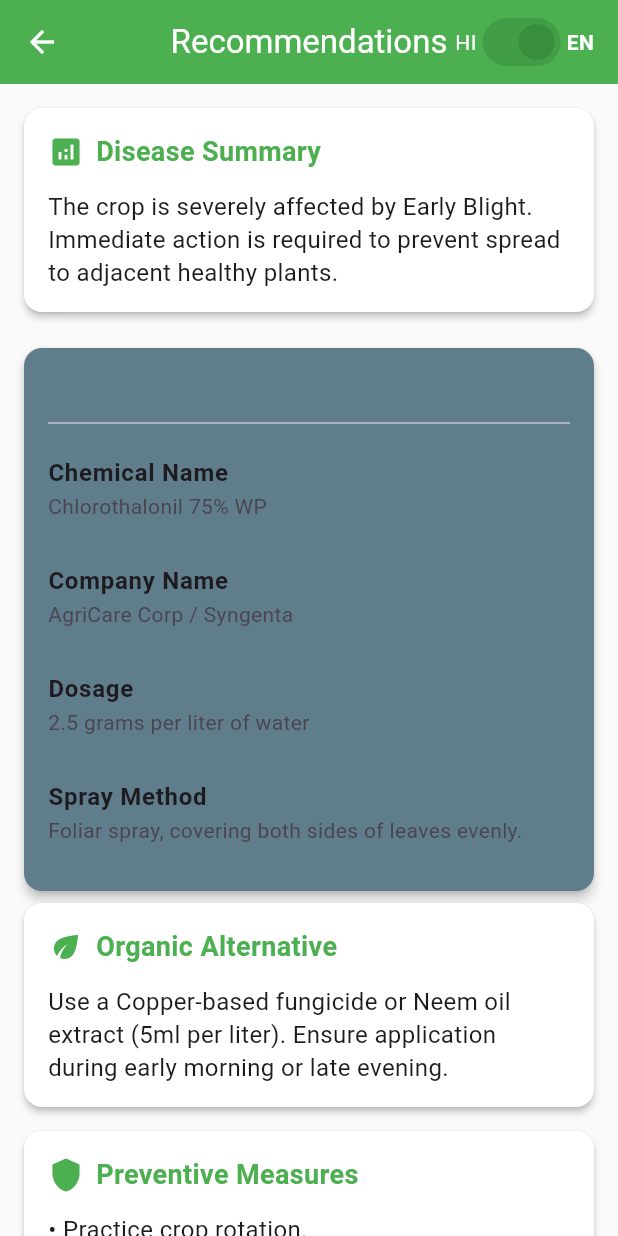
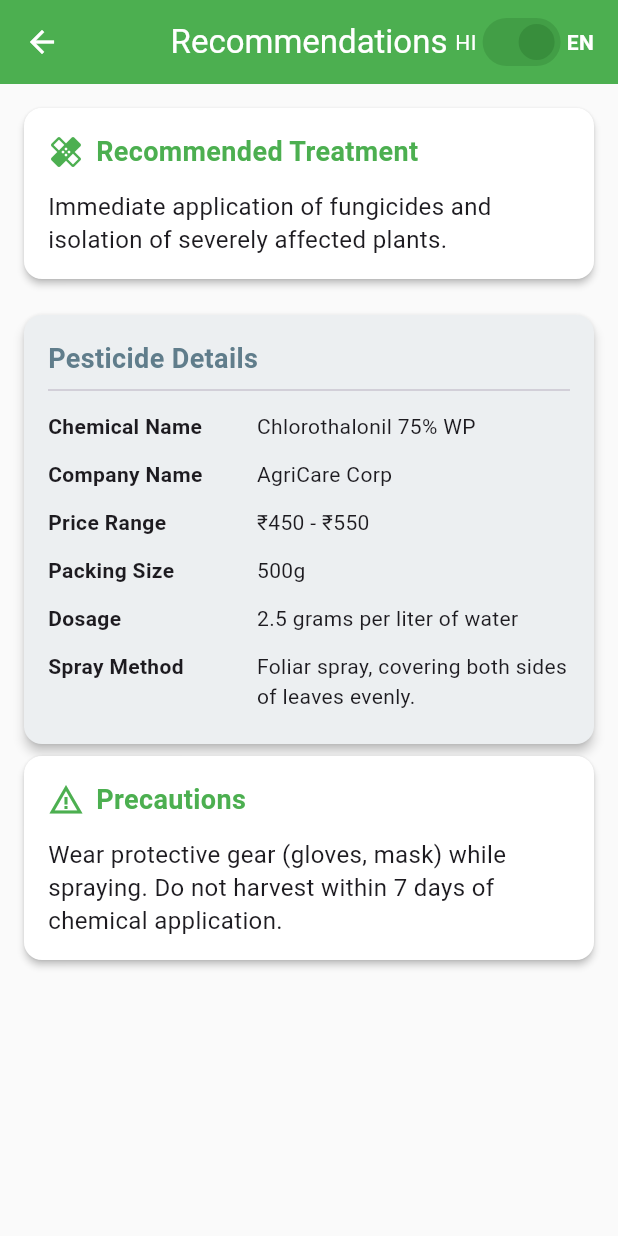
Before and after one commit to Prabhatmaurya3239/Phytivra-AI, a Flutter app: the AiRecommendationScreen screen opened by its route, on a phone screen of 412 x 824 dp. Run offline on Flutter 3.47's test engine with Material 3 defaults, Android fonts, the phone set to English and light mode, and no system bars; our stand-ins replace image_picker.

Commit message:
30th sept 2026 frontend changes to match backend readme and phytivra ai api document

```diff
--- /dev/null
+++ b/frontend/lib/models/recommendation_model.dart
@@ -0,0 +1,46 @@
+class RecommendationModel {
+  final String description;
+  final String pesticideName;
+  final String companyName;
+  final String priceRange;
+  final String packingSize;
+  final String dosage;
+  final String sprayMethod;
+  final String precautions;
+  // final String organicAlternatives;
+  // final String preventiveMeasures;
+
+  RecommendationModel({
+    required this.description,
+    required this.pesticideName,
+    required this.companyName,
+    required this.priceRange,
+    required this.packingSize,
+    required this.dosage,
+    required this.sprayMethod,
+    required this.precautions,
+    // required this.organicAlternatives,
+    // required this.preventiveMeasures,
+  });
+
+  //Palceholder factory constructor for the incoming JSON
+  factory RecommendationModel.fromJson(Map<String, dynamic> json) {
+    // 1. Grab the pesticides array
+    var pesticides = json['recommended_pesticides'] as List<dynamic>? ?? [];
+    // 2. Grab the first item (or an empty map if it's missing)
+    var pesticide = pesticides.isNotEmpty ? pesticides[0] : {};
+    return RecommendationModel(
+      description: json['description'] ?? '',
+      pesticideName: pesticide['name'] ?? '',
+      companyName: json['company_name'] ?? '',
+      priceRange: json['price_range'] ?? '',
+      packingSize: json['packing_size'] ?? '',
+      dosage: json['dosage'] ?? '',
+      sprayMethod: json['spray_method'] ?? '',
+      precautions: json['precautions'] ?? '',
+      // organicAlternatives: json['organic_alternatives'] ?? '',
+      // preventiveMeasures: json['preventive_measures'] ?? '',
+    );
+  }
+
+}
--- a/frontend/lib/screens/ai_recommendation_screen.dart
+++ b/frontend/lib/screens/ai_recommendation_screen.dart
@@ -1,34 +1,44 @@
-import 'package:crop_app/widgets/language_toggel.dart';
 import 'package:flutter/material.dart';
 import 'package:provider/provider.dart';
 import '../providers/app_state_provider.dart';
+import '../widgets/language_toggel.dart'; // Keeping your spelling!
+import '../models/recommendation_model.dart';
 
-
-class AiRecommendationScreen extends StatefulWidget {
+// Changed to a StatelessWidget since the Provider handles our state now
+class AiRecommendationScreen extends StatelessWidget {
   const AiRecommendationScreen({super.key});
 
   @override
-  State<AiRecommendationScreen> createState() => _AiRecommendationScreenState();
-}
+  Widget build(BuildContext context) {
+    // Catch the real model if it gets passed from the previous screen...
+    final passedModel = ModalRoute.of(context)?.settings.arguments as RecommendationModel?;
 
-class _AiRecommendationScreenState extends State<AiRecommendationScreen> {
-  //bool _isEnglish = true; // State for the language toggle[cite: 2]
+    // ...otherwise, use this dummy data so the app doesn't crash while we test!
+    final rec = passedModel ?? RecommendationModel(
+      description: 'Immediate application of fungicides and isolation of severely affected plants.',
+      pesticideName: 'Chlorothalonil 75% WP',
+      companyName: 'AgriCare Corp',
+      priceRange: '₹450 - ₹550',
+      packingSize: '500g',
+      dosage: '2.5 grams per liter of water',
+      sprayMethod: 'Foliar spray, covering both sides of leaves evenly.',
+      precautions: 'Wear protective gear (gloves, mask) while spraying. Do not harvest within 7 days of chemical application.',
+      // organicAlternatives: 'Copper-based fungicide or Neem oil extract (5ml per liter).',
+      // preventiveMeasures: '• Practice crop rotation.\n• Ensure proper spacing for air circulation.\n• Avoid overhead irrigation.',
+    );
 
-  @override
-  Widget build(BuildContext context) {
     return Scaffold(
       appBar: AppBar(
         title: const Text('Recommendations'),
         actions: [
          Padding(
             padding: const EdgeInsets.only(right: 16.0),
-            // Consumer listens to AppStateProvider and rebuilds when it changes
             child: Consumer<AppStateProvider>(
               builder: (context, appState, child) {
                 return LanguageToggleWidget(
                   isEnglish: appState.isEnglish,
                   onToggle: (val) {
-                    appState.toggleLanguage(val); // Updates the global brain!
+                    appState.toggleLanguage(val);
                   },
                 );
               },
@@ -38,77 +48,77 @@ class _AiRecommendationScreenState extends State<AiRecommendationScreen> {
       ),
       body: ListView(
         padding: const EdgeInsets.all(16.0),
-        children: const [
-          // Disease Summary[cite: 2]
+        children: [
+          // 1. Recommended Treatment
           RecommendationSection(
-            title: 'Disease Summary',
-            icon: Icons.analytics,
-            content: 'The crop is severely affected by Early Blight. Immediate action is required to prevent spread to adjacent healthy plants.',
+            title: 'Recommended Treatment',
+            icon: Icons.healing,
+            content: rec.description,
           ),
 
-          // Recommended Pesticide details[cite: 2]
+          // 2-7. The specific pesticide details[cite: 2]
           Card(
             elevation: 3,
-            color: Colors.blueGrey,
+            color: Colors.blueGrey.shade50,
             child: Padding(
-              padding: EdgeInsets.all(16.0),
+              padding: const EdgeInsets.all(16.0),
               child: Column(
                 crossAxisAlignment: CrossAxisAlignment.start,
                 children: [
-                  Text('Recommended Pesticide', style: TextStyle(fontSize: 18, fontWeight: FontWeight.bold, color: Colors.blueGrey)),
-                  Divider(),
-                  ListTile(
-                    contentPadding: EdgeInsets.zero,
-                    title: Text('Chemical Name', style: TextStyle(fontWeight: FontWeight.bold)),
-                    subtitle: Text('Chlorothalonil 75% WP'),
-                  ),
-                  ListTile(
-                    contentPadding: EdgeInsets.zero,
-                    title: Text('Company Name', style: TextStyle(fontWeight: FontWeight.bold)),
-                    subtitle: Text('AgriCare Corp / Syngenta'), // Company Name[cite: 2]
-                  ),
-                  ListTile(
-                    contentPadding: EdgeInsets.zero,
-                    title: Text('Dosage', style: TextStyle(fontWeight: FontWeight.bold)),
-                    subtitle: Text('2.5 grams per liter of water'), // Dosage[cite: 2]
-                  ),
-                  ListTile(
-                    contentPadding: EdgeInsets.zero,
-                    title: Text('Spray Method', style: TextStyle(fontWeight: FontWeight.bold)),
-                    subtitle: Text('Foliar spray, covering both sides of leaves evenly.'), // Spray Method[cite: 2]
-                  ),
+                  const Text('Pesticide Details', style: TextStyle(fontSize: 18, fontWeight: FontWeight.bold, color: Colors.blueGrey)),
+                  const Divider(),
+                  _buildDetailRow('Chemical Name', rec.pesticideName),
+                  _buildDetailRow('Company Name', rec.companyName),
+                  _buildDetailRow('Price Range', rec.priceRange),
+                  _buildDetailRow('Packing Size', rec.packingSize),
+                  _buildDetailRow('Dosage', rec.dosage),
+                  _buildDetailRow('Spray Method', rec.sprayMethod),
                 ],
               ),
             ),
           ),
 
-          // Organic Alternative[cite: 2]
+          /*// 8. Organic Alternatives[cite: 2]
           RecommendationSection(
             title: 'Organic Alternative',
             icon: Icons.eco,
-            content: 'Use a Copper-based fungicide or Neem oil extract (5ml per liter). Ensure application during early morning or late evening.',
-          ),
+            content: rec.organicAlternatives,
+          ),*/
 
-          // Preventive Measures[cite: 2]
+          /*// 9. Preventive Measures[cite: 2]
           RecommendationSection(
             title: 'Preventive Measures',
             icon: Icons.shield,
-            content: '• Practice crop rotation.\n• Ensure proper spacing for air circulation.\n• Avoid overhead irrigation.',
-          ),
+            content: rec.preventiveMeasures,
+          ),*/
 
-          // Precautions[cite: 2]
+          // 10. Precautions[cite: 2]
           RecommendationSection(
             title: 'Precautions',
             icon: Icons.warning_amber,
-            content: 'Wear protective gear (gloves, mask) while spraying. Do not harvest within 7 days of chemical application.',
+            content: rec.precautions,
           ),
+        ],
+      ),
+    );
+  }
+
+  // A tiny custom widget to keep the pesticide details clean and aligned
+  Widget _buildDetailRow(String title, String value) {
+    return Padding(
+      padding: const EdgeInsets.symmetric(vertical: 6.0),
+      child: Row(
+        crossAxisAlignment: CrossAxisAlignment.start,
+        children: [
+          Expanded(flex: 2, child: Text(title, style: const TextStyle(fontWeight: FontWeight.bold))),
+          Expanded(flex: 3, child: Text(value)),
         ],
       ),
     );
   }
 }
 
-// A local widget specifically for formatting these heavy text sections cleanly
+// Keeping your local widget exactly how you designed it
 class RecommendationSection extends StatelessWidget {
   final String title;
   final String content;
--- a/frontend/pubspec.yaml
+++ b/frontend/pubspec.yaml
@@ -30,11 +30,13 @@ environment:
 dependencies:
   flutter:
     sdk: flutter
+  http: ^1.2.0
 
   # The following adds the Cupertino Icons font to your application.
   # Use with the CupertinoIcons class for iOS style icons.
   cupertino_icons: ^1.0.8
   provider: ^6.1.5+1
+  image_picker: ^1.1.2
 
 dev_dependencies:
   flutter_test:
```
Also changed, not shown: frontend/lib/core/app_config.dart (added, +16 -0 lines), frontend/lib/models/disease_result_model.dart (added, +32 -0 lines), frontend/lib/screens/processing_screen.dart (+70 -19 lines), frontend/lib/screens/result_screen.dart (+85 -25 lines), frontend/lib/screens/upload_screen.dart (+42 -13 lines), frontend/lib/services/api_service.dart (added, +92 -0 lines), frontend/pubspec.lock, 13 other files.
